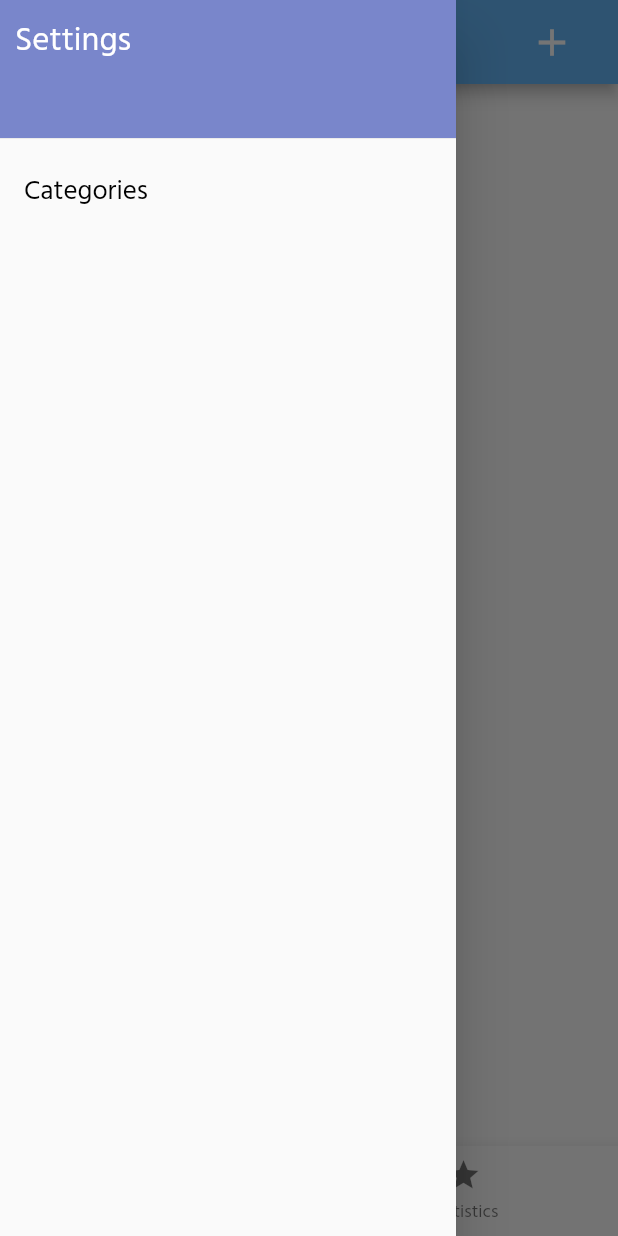
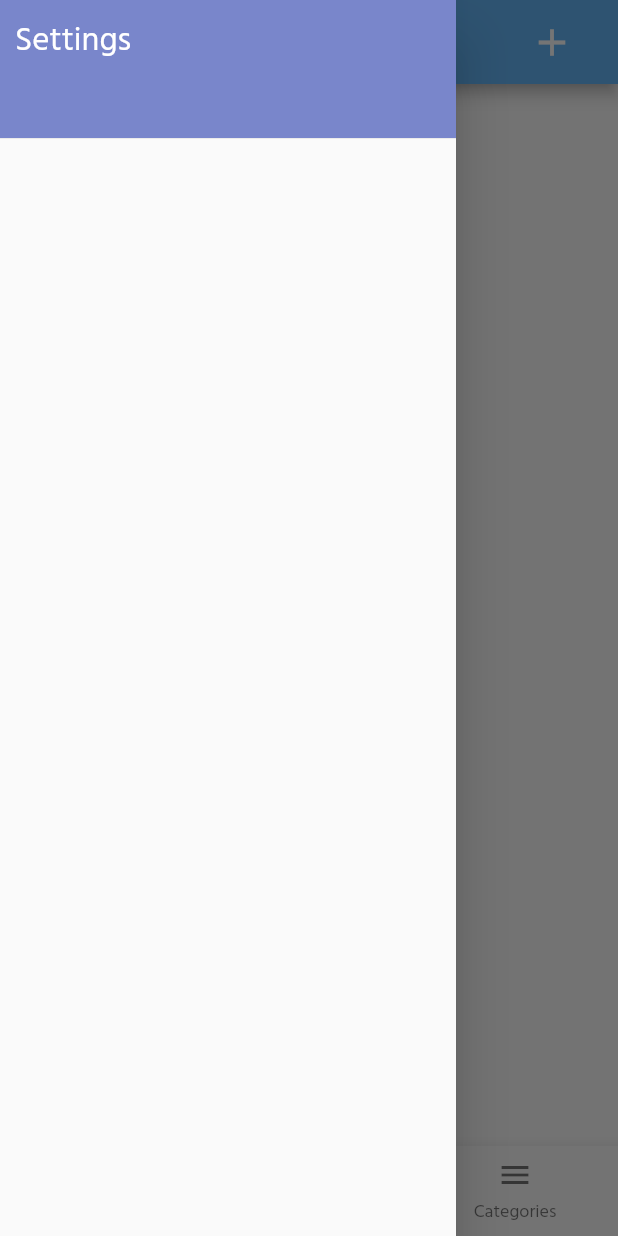
Before and after one commit to Wahba1414/Expenses, a Flutter app: the screen it shows after launch, with the side drawer open, on a phone screen of 412 x 824 dp. Run offline on Flutter 3.47's test engine with Material 2 defaults, Android fonts, the phone set to English and light mode, and no system bars; our stand-ins replace flutter_money_formatter, sqflite; accounts and stored records are empty.

Commit message:
Replace new category modal with row

```diff
--- a/lib/drawer.dart
+++ b/lib/drawer.dart
@@ -31,21 +31,21 @@ class _DrawerState extends State<CustomDrawer> {
               ),
             ),
           ),
-          ListTile(
-            title: Text(
-              'Categories',
-              style: TextStyle(
-                color: Theme.of(context).primaryColorDark,
-                fontSize: 18,
-              ),
-            ),
-            onTap: () {
-              print('Here');
-              // Update the state of the app.
-              Navigator.of(context).pop();
-              Navigator.pushNamed(context, CategoryList.routeUrl);
-            },
-          ),
+          // ListTile(
+          //   title: Text(
+          //     'Categories',
+          //     style: TextStyle(
+          //       color: Theme.of(context).primaryColorDark,
+          //       fontSize: 18,
+          //     ),
+          //   ),
+          //   onTap: () {
+          //     print('Here');
+          //     // Update the state of the app.
+          //     Navigator.of(context).pop();
+          //     Navigator.pushNamed(context, CategoryList.routeUrl);
+          //   },
+          // ),
         ],
       ),
     );
--- a/lib/home.dart
+++ b/lib/home.dart
@@ -1,6 +1,8 @@
 import 'package:flutter/material.dart';
 
 // import './switch.dart';
+import './category_list.dart';
+
 import './expenses_list.dart';
 import './empty_list.dart';
 
@@ -83,12 +85,14 @@ class _HomeState extends State<Home> {
                   height: properHeight,
                   child: Statistics(widget.listItems, widget._categories),
                 )
-              : Container(
-                  height: properHeight,
-                  child: (widget.listItems.length > 0)
-                      ? ExpensesList(widget.listItems, removeExpenses)
-                      : EmptyList(),
-                ))
+              : ((widget.tabIndex == 0)
+                  ? Container(
+                      height: properHeight,
+                      child: (widget.listItems.length > 0)
+                          ? ExpensesList(widget.listItems, removeExpenses)
+                          : EmptyList(),
+                    )
+                  : Container(height: properHeight, child: CategoryList())))
         ],
       ),
     );
--- a/lib/main.dart
+++ b/lib/main.dart
@@ -164,13 +164,17 @@ class _MyAppState extends State<MyApp> {
       bottomNavigationBar: BottomNavigationBar(
         items: <BottomNavigationBarItem>[
           BottomNavigationBarItem(
-            icon: Icon(Icons.menu),
+            icon: Icon(Icons.home),
             title: Text('List'),
           ),
           BottomNavigationBarItem(
             icon: Icon(Icons.star),
             title: Text('Statistics'),
           ),
+          BottomNavigationBarItem(
+            icon: Icon(Icons.menu),
+            title: Text('Categories'),
+          )
         ],
         onTap: _selectTap,
         selectedItemColor: Theme.of(context).primaryColor,
--- a/lib/providers/catgeory_provider.dart
+++ b/lib/providers/catgeory_provider.dart
@@ -28,7 +28,7 @@ class AppCategoryProvider with ChangeNotifier {
   ];
 
   Color getColorCode(String colorName) {
-    print('colorname:$colorName');
+    // print('colorname:$colorName');
 
     return (colors.firstWhere((item) {
       return item['name'] == colorName;
@@ -53,8 +53,8 @@ class AppCategoryProvider with ChangeNotifier {
   }
 
   addNewCategory(AppCategoryModel newItem) {
-    print('newItem');
-    print(newItem);
+    // print('newItem');
+    // print(newItem);
 
     if (newItem.title == null) {
       return;
```
Also changed, not shown: lib/category_list.dart (+63 -33 lines), lib/new_category.dart (deleted, +0 -102 lines).
